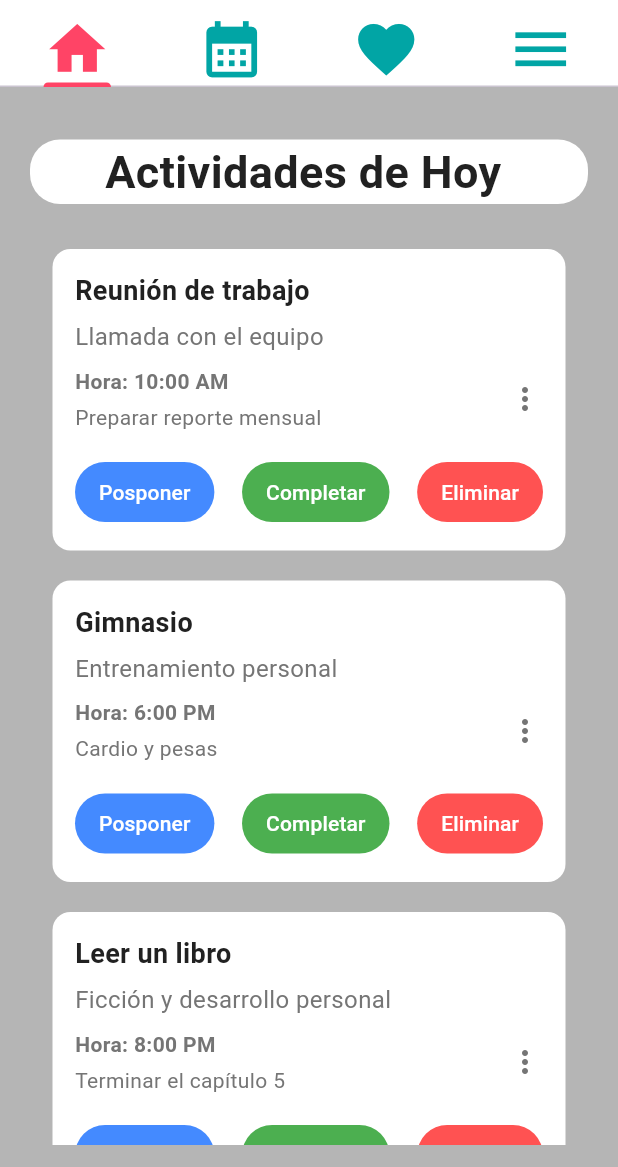
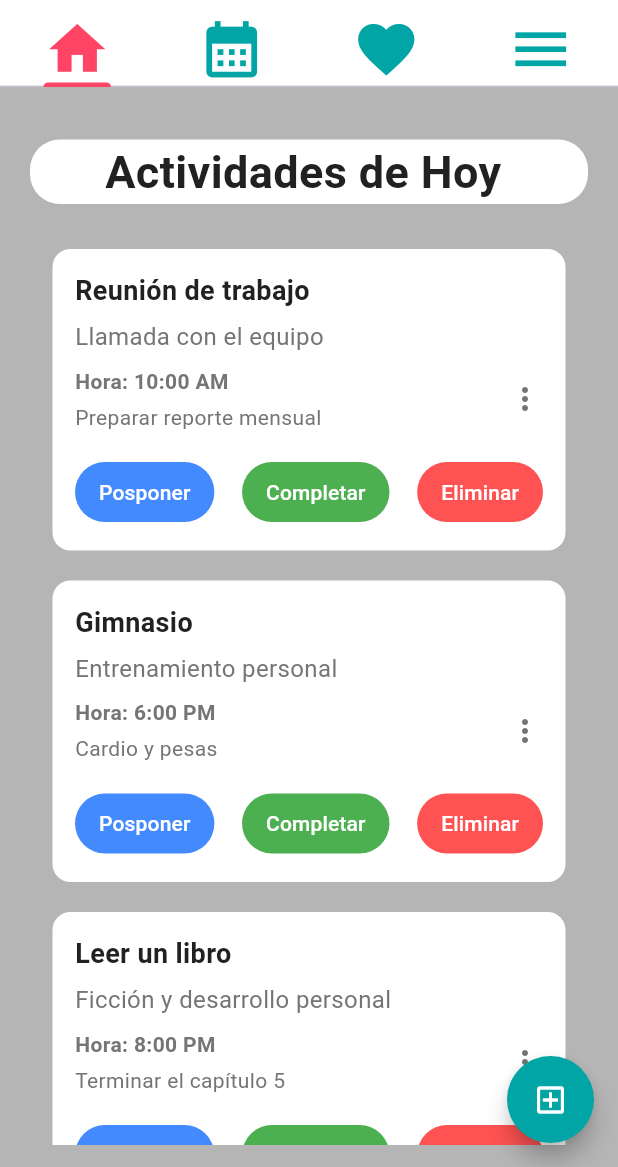
Before and after one commit to AN5THONY/PlanIzi.V1.0.0, a Flutter app: the screen it shows after launch, on a phone screen of 412 x 824 dp, the part 69-1236 px from its top. Run offline on Flutter 3.47's test engine with Material 3 defaults, Android fonts, the phone set to English and light mode, and no system bars; drawn by our look-alikes of flutter_speed_dial; our stand-ins replace table_calendar.

Commit message:
Botom flotante

```diff
--- /dev/null
+++ b/lib/models/botom_data.dart
@@ -0,0 +1,120 @@
+import 'package:flutter/material.dart';
+import 'package:flutter_speed_dial/flutter_speed_dial.dart';
+import 'package:plan_izi_v2/theme/app_colors.dart';
+
+List<SpeedDialChild> getButtonData() {
+  return [
+    SpeedDialChild(
+      child: const Icon(Icons.add_home, color: Colors.white),
+      labelWidget: const Padding(
+        padding: EdgeInsets.only(right: 10),
+        child: Text(
+          "Actividades Cotidianas",
+          style: TextStyle(color: Colors.white, fontWeight: FontWeight.bold),
+        ),
+      ),
+      backgroundColor: AppColors.accent,
+      onTap: () {
+        // Acción para el botón
+      },
+    ),
+    SpeedDialChild(
+      child: const Icon(Icons.add_alarm, color: Colors.white),
+      labelWidget: const Padding(
+        padding: EdgeInsets.only(right: 10),
+        child: Text(
+          "Actividad Diaria",
+          style: TextStyle(color: Colors.white, fontWeight: FontWeight.bold),
+        ),
+      ),
+      backgroundColor: AppColors.third,
+      onTap: () {
+        // Acción para el botón
+      },
+    ),
+    SpeedDialChild(
+      child: const Icon(Icons.add_alarm, color: Colors.white),
+      labelWidget: const Padding(
+        padding: EdgeInsets.only(right: 10),
+        child: Text(
+          "Actividades Semanales",
+          style: TextStyle(color: Colors.white, fontWeight: FontWeight.bold),
+        ),
+      ),
+      backgroundColor: AppColors.sixth,
+      onTap: () {
+        // Acción para el botón
+      },
+    ),
+    SpeedDialChild(
+      child: const Icon(Icons.add_alarm, color: Colors.white),
+      labelWidget: const Padding(
+        padding: EdgeInsets.only(right: 10),
+        child: Text(
+          "Actividades Mensuales",
+          style: TextStyle(color: Colors.white, fontWeight: FontWeight.bold),
+        ),
+      ),
+      backgroundColor: AppColors.secondary,
+      onTap: () {
+        // Acción para el botón
+      },
+    ),
+    SpeedDialChild(
+      child: const Icon(Icons.add_alarm, color: Colors.white),
+      labelWidget: const Padding(
+        padding: EdgeInsets.only(right: 10),
+        child: Text(
+          "Actividades Anuales",
+          style: TextStyle(color: Colors.white, fontWeight: FontWeight.bold),
+        ),
+      ),
+      backgroundColor: AppColors.seventh,
+      onTap: () {
+        // Acción para el botón
+      },
+    ),
+    SpeedDialChild(
+      child: const Icon(Icons.add_alert_outlined, color: Colors.white),
+      labelWidget: const Padding(
+        padding: EdgeInsets.only(right: 10),
+        child: Text(
+          "Actividades Especiales",
+          style: TextStyle(color: Colors.white, fontWeight: FontWeight.bold),
+        ),
+      ),
+      backgroundColor: AppColors.fourth,
+      onTap: () {
+        // Acción para el botón
+      },
+    ),
+    SpeedDialChild(
+      child: const Icon(Icons.add_home_work, color: Colors.white),
+      labelWidget: const Padding(
+        padding: EdgeInsets.only(right: 10),
+        child: Text(
+          "Actividades Laborales",
+          style: TextStyle(color: Colors.white, fontWeight: FontWeight.bold),
+        ),
+      ),
+      backgroundColor: AppColors.fifth,
+      onTap: () {
+        // Acción para el botón
+      },
+    ),
+    SpeedDialChild(
+      child: const Icon(Icons.add_task, color: Colors.white),
+      labelWidget: const Padding(
+        padding: EdgeInsets.only(right: 10),
+        child: Text(
+          "Actividades Estudiantiles",
+          style: TextStyle(color: Colors.white, fontWeight: FontWeight.bold),
+        ),
+      ),
+      backgroundColor: AppColors.fifth,
+      onTap: () {
+        // Acción para el botón
+      },
+    ),
+  ];
+}
--- a/lib/theme/app_colors.dart
+++ b/lib/theme/app_colors.dart
@@ -8,9 +8,11 @@ class AppColors {
   static const Color accent = Color.fromARGB(255, 127, 175, 168); // Verde menta
   static const Color fourth = Color.fromARGB(255, 255, 68, 102); //Purpura
   static const Color fifth = Color.fromARGB(255, 235, 200, 1); //Amarillo
-  static const Color sixth = Color.fromARGB(255, 66, 187, 72);  //Anaranjado
+  static const Color sixth = Color.fromARGB(255, 199, 113, 0);  //Anaranjado
+  static const Color seventh = Color.fromARGB(255, 66, 187, 72);  //Verde
 
   // Colores de fondo
+  static const Color backgroundback = Color.fromARGB(255, 0, 0, 0);
   static const Color background = Color.fromARGB(255, 181, 181, 181); // Gris claro
   static const Color cardBackground = Color(0xFFFFFFFF); // Blanco
 
--- a/lib/views/Menu/main_menu.dart
+++ b/lib/views/Menu/main_menu.dart
@@ -1,9 +1,11 @@
 import 'package:flutter/material.dart';
+import 'package:plan_izi_v2/models/botom_data.dart';
 import 'package:plan_izi_v2/theme/app_colors.dart';
 import 'package:plan_izi_v2/views/Menu/Barras/options_screen.dart';
 import 'package:plan_izi_v2/views/Menu/Calendario/calendar_screen.dart';
 import 'package:plan_izi_v2/views/Menu/Casita/home_screen.dart';
 import 'package:plan_izi_v2/views/Menu/Corazon/subcriptions_screen.dart';
+import 'package:plan_izi_v2/widgets/buttons/custom_speed_dial.dart';
 import '../../widgets/tabbars/appbar_tabbars.dart';
 
 class MainMenu extends StatelessWidget {
@@ -48,6 +50,8 @@ class MainMenu extends StatelessWidget {
               SubcriptionsScreen(),
               OptionsScreen()
             ]),
+          floatingActionButton: CustomSpeedDial(
+            children: getButtonData())
 
         ),
       ),
--- a/lib/views/test.dart
+++ /dev/null
@@ -1,36 +0,0 @@
-import 'package:flutter/material.dart';
-import 'package:plan_izi_v2/widgets/buttons/custom_speed_dial.dart';
-import 'package:flutter_speed_dial/flutter_speed_dial.dart';
-
-
-class TestScreen extends StatelessWidget {
-  const TestScreen({super.key});
-
-  @override
-  Widget build(BuildContext context) {
-    return Scaffold(
-      appBar: AppBar(
-        title: const Text('TestScreen'),
-      ),
-      body: const Center(
-        child: Text('TestScreen'),
-      ),
-      floatingActionButton: CustomSpeedDial(
-        children: [
-          SpeedDialChild(
-            child: const Icon(Icons.logout, color: Colors.white),
-            labelWidget: const Padding(
-              padding: EdgeInsets.only(right: 10),
-              child: Text(
-                "PENE",
-                style: TextStyle(color: Colors.white, fontWeight: FontWeight.bold),
-              ),
-            ),
-            backgroundColor: const Color.fromARGB(255, 1, 165, 165),
-            onTap: () {},
-          ),
-        ],
-      ),
-    );
-  }
-}
--- a/lib/widgets/buttons/custom_speed_dial.dart
+++ b/lib/widgets/buttons/custom_speed_dial.dart
@@ -1,5 +1,6 @@
 import 'package:flutter/material.dart';
 import 'package:flutter_speed_dial/flutter_speed_dial.dart';
+import 'package:plan_izi_v2/theme/app_colors.dart';
 
 class CustomSpeedDial extends StatelessWidget {
   final List<SpeedDialChild> children; //lista
@@ -19,12 +20,12 @@ class CustomSpeedDial extends StatelessWidget {
       icon: icon,
       activeIcon: activeIcon,
       iconTheme: const IconThemeData(color: Colors.white),
-      backgroundColor: const Color.fromARGB(255, 1, 165, 165),
+      backgroundColor: AppColors.primary,
       buttonSize: const Size(58, 58),
       curve: Curves.bounceIn,
-      overlayColor: const Color.fromARGB(255, 255, 255, 255),
-      overlayOpacity: 0.2,
-      spaceBetweenChildren: 10,
+      overlayColor: AppColors.backgroundback,
+      overlayOpacity: 0.8,
+      spaceBetweenChildren: 15,
       children: children,
     );
   }
```
